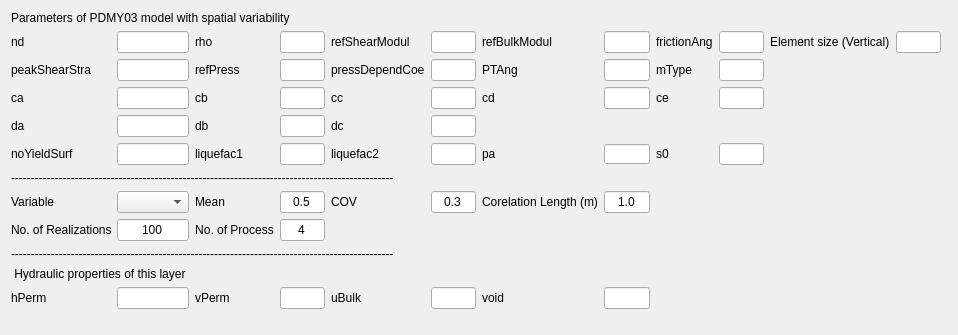
Before: the Qt Designer form UI/PDMY03_random.ui in NHERI-SimCenter/QS3hark, drawn with Qt 5.
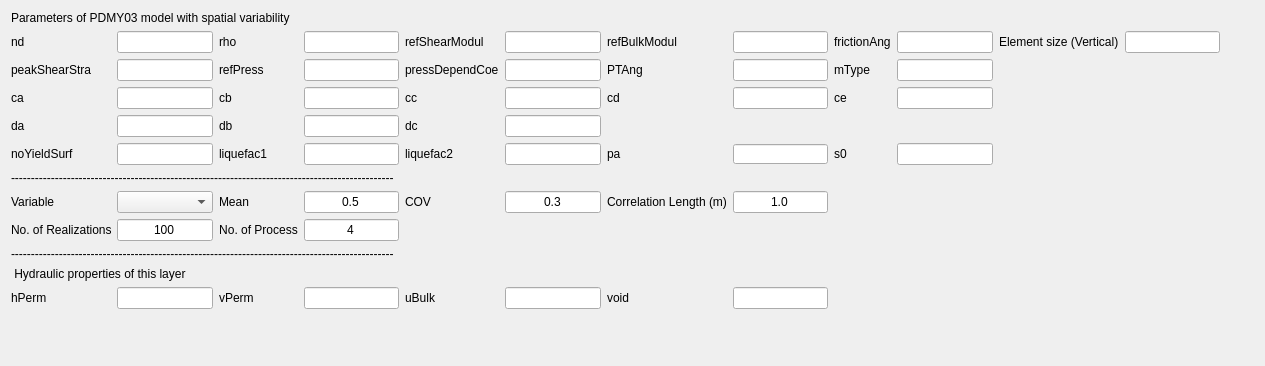
After: the same form once the commit is applied.

```diff
--- a/UI/PDMY03_random.ui
+++ b/UI/PDMY03_random.ui
@@ -6,8 +6,8 @@
    <rect>
     <x>0</x>
     <y>0</y>
-    <width>958</width>
-    <height>335</height>
+    <width>1265</width>
+    <height>366</height>
    </rect>
   </property>
   <property name="windowTitle">
@@ -992,7 +992,7 @@
       <string>Corelation length in vertical direction</string>
      </property>
      <property name="text">
-      <string>Corelation Length (m)</string>
+      <string>Correlation Length (m)</string>
      </property>
      <property name="alignment">
       <set>Qt::AlignCenter</set>
```
